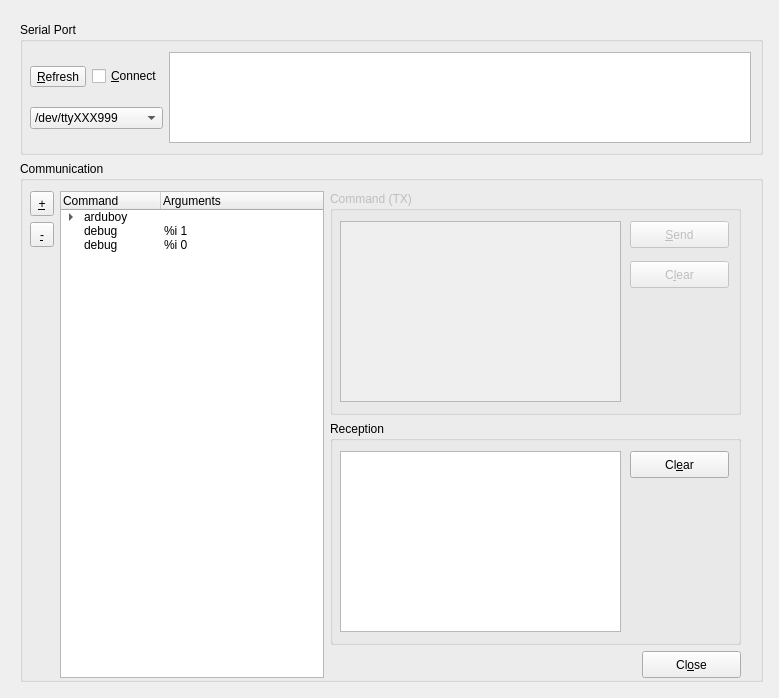
First picture: the form in host-controller/controller/ui/command-editor.ui, repository rubienr/arduboy-command-passthrough, before the edit.
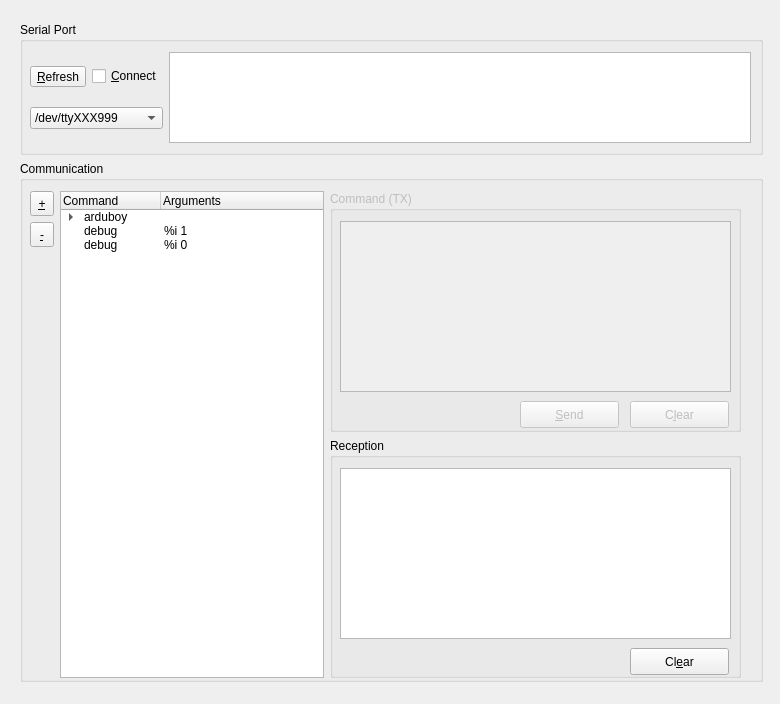
Second picture: the form after the edit.

```diff
--- a/host-controller/controller/ui/command-editor.ui
+++ b/host-controller/controller/ui/command-editor.ui
@@ -9,8 +9,8 @@
    <rect>
     <x>0</x>
     <y>0</y>
-    <width>779</width>
-    <height>698</height>
+    <width>780</width>
+    <height>704</height>
    </rect>
   </property>
   <property name="minimumSize">
@@ -21,8 +21,8 @@
   </property>
   <property name="maximumSize">
    <size>
-    <width>779</width>
-    <height>698</height>
+    <width>60000</width>
+    <height>60000</height>
    </size>
   </property>
   <property name="windowTitle">
@@ -296,14 +296,14 @@
               <rect>
                <x>10</x>
                <y>30</y>
-               <width>281</width>
-               <height>181</height>
+               <width>391</width>
+               <height>171</height>
               </rect>
              </property>
              <property name="minimumSize">
               <size>
-               <width>281</width>
-               <height>181</height>
+               <width>0</width>
+               <height>0</height>
               </size>
              </property>
              <property name="plainText">
@@ -317,7 +317,7 @@
              <property name="geometry">
               <rect>
                <x>300</x>
-               <y>70</y>
+               <y>210</y>
                <width>99</width>
                <height>27</height>
               </rect>
@@ -338,8 +338,8 @@
              </property>
              <property name="geometry">
               <rect>
-               <x>300</x>
-               <y>30</y>
+               <x>190</x>
+               <y>210</y>
                <width>99</width>
                <height>27</height>
               </rect>
@@ -375,14 +375,14 @@
               <rect>
                <x>10</x>
                <y>30</y>
-               <width>281</width>
-               <height>181</height>
+               <width>391</width>
+               <height>171</height>
               </rect>
              </property>
              <property name="maximumSize">
               <size>
-               <width>281</width>
-               <height>181</height>
+               <width>60000</width>
+               <height>60000</height>
               </size>
              </property>
              <property name="undoRedoEnabled">
@@ -402,7 +402,7 @@
              <property name="geometry">
               <rect>
                <x>300</x>
-               <y>30</y>
+               <y>210</y>
                <width>99</width>
                <height>27</height>
               </rect>
@@ -419,45 +419,6 @@
             </widget>
            </widget>
           </item>
-          <item>
-           <layout class="QHBoxLayout" name="horizontalLayout_2">
-            <item>
-             <spacer name="horizontalSpacer">
-              <property name="minimumSize">
-               <size>
-                <width>43</width>
-                <height>23</height>
-               </size>
-              </property>
-              <property name="orientation">
-               <enum>Qt::Horizontal</enum>
-              </property>
-              <property name="sizeHint" stdset="0">
-               <size>
-                <width>40</width>
-                <height>20</height>
-               </size>
-              </property>
-             </spacer>
-            </item>
-            <item>
-             <widget class="QPushButton" name="pbClose">
-              <property name="enabled">
-               <bool>true</bool>
-              </property>
-              <property name="minimumSize">
-               <size>
-                <width>99</width>
-                <height>27</height>
-               </size>
-              </property>
-              <property name="text">
-               <string>Cl&amp;ose</string>
-              </property>
-             </widget>
-            </item>
-           </layout>
-          </item>
          </layout>
         </item>
        </layout>
```
Left out of the diff: 35 changed lines with no effect on the pictures.
